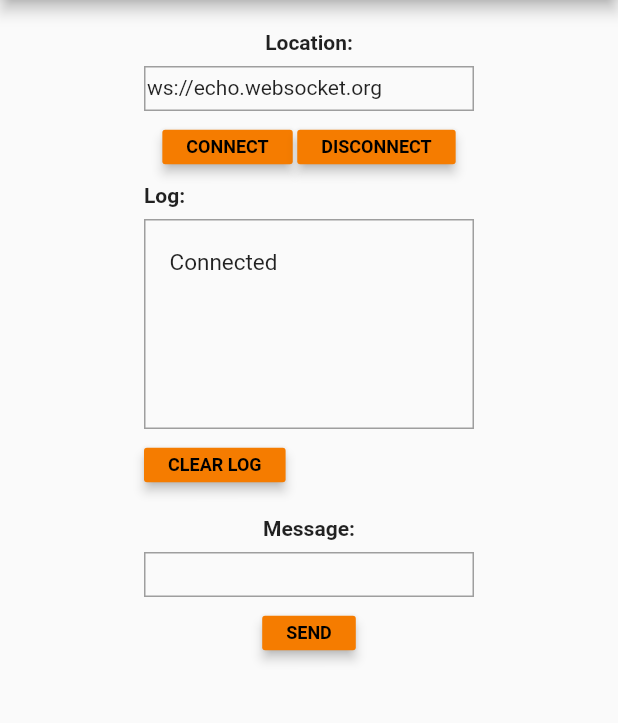
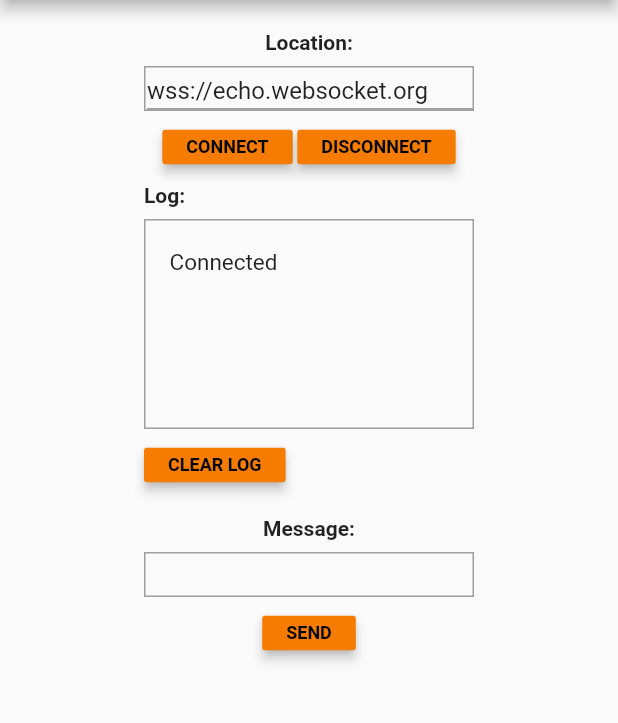
Before and after one commit to nataliehippe/Websocket_Demo, a Flutter app: the screen it shows after launch, after a tap on "CONNECT", on a phone screen of 412 x 824 dp, the part 84-807 px from its top. Run offline on Flutter 3.47's test engine with Material 2 defaults, Android fonts, the phone set to English and light mode, and no system bars; network calls fail.

Commit message:
Initial commit

```diff
--- a/lib/main.dart
+++ b/lib/main.dart
@@ -32,6 +32,8 @@ class MyHomePage extends StatefulWidget {
 
 class _MyHomePageState extends State<MyHomePage> {
   TextEditingController _controller = TextEditingController();
+  final TextEditingController _urlController =
+      TextEditingController();
   WebSocketChannel channel;
   bool connectionStatus = false;
   List<String> messageList = [];
@@ -41,6 +43,7 @@ class _MyHomePageState extends State<MyHomePage> {
   void initState() {
     super.initState();
     _controller.text = '';
+    _urlController.text='wss://echo.websocket.org';
   }
 
   @override
@@ -73,8 +76,8 @@ class _MyHomePageState extends State<MyHomePage> {
                   ),
                   child: Padding(
                     padding: const EdgeInsets.only(top: 5.0, left: 1.0),
-                    child: Text(
-                      'ws://echo.websocket.org',
+                    child: TextField(
+                      controller: _urlController,
                       textAlign: TextAlign.left,
                     ),
                   ),
@@ -204,7 +207,7 @@ class _MyHomePageState extends State<MyHomePage> {
   }
 
   void _connectToChannel() {
-    channel = IOWebSocketChannel.connect('ws://echo.websocket.org');
+    channel = IOWebSocketChannel.connect(_urlController.text);
     setState(() {
       connectionStatus = true;
       _controller.text = '';
```
